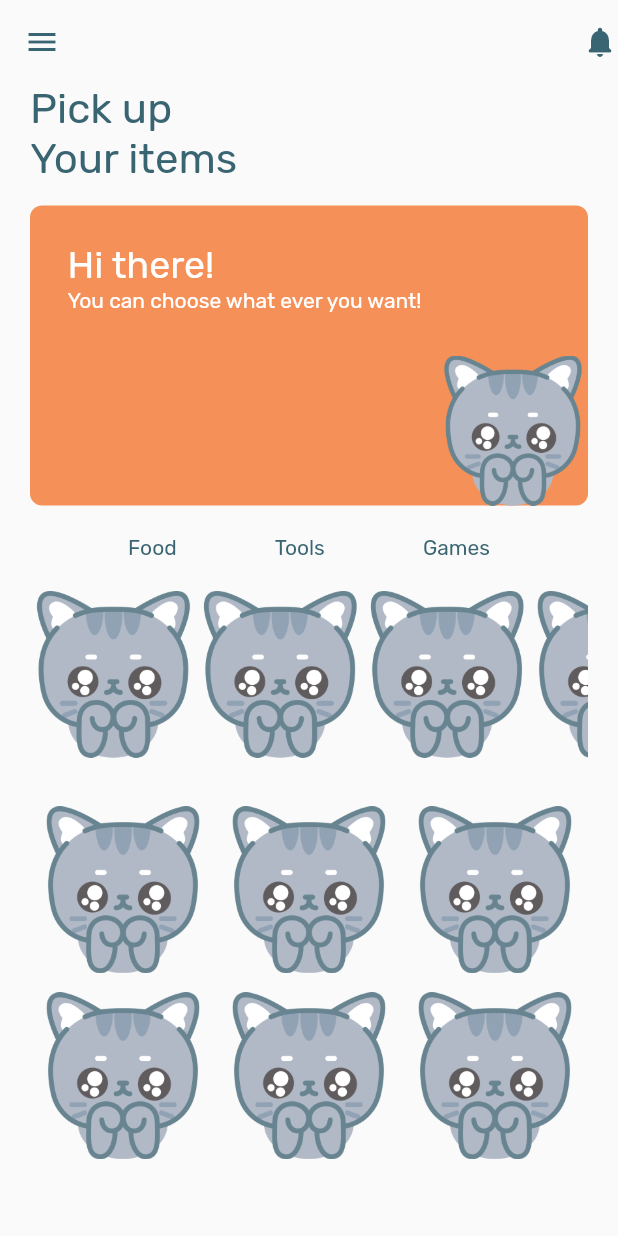
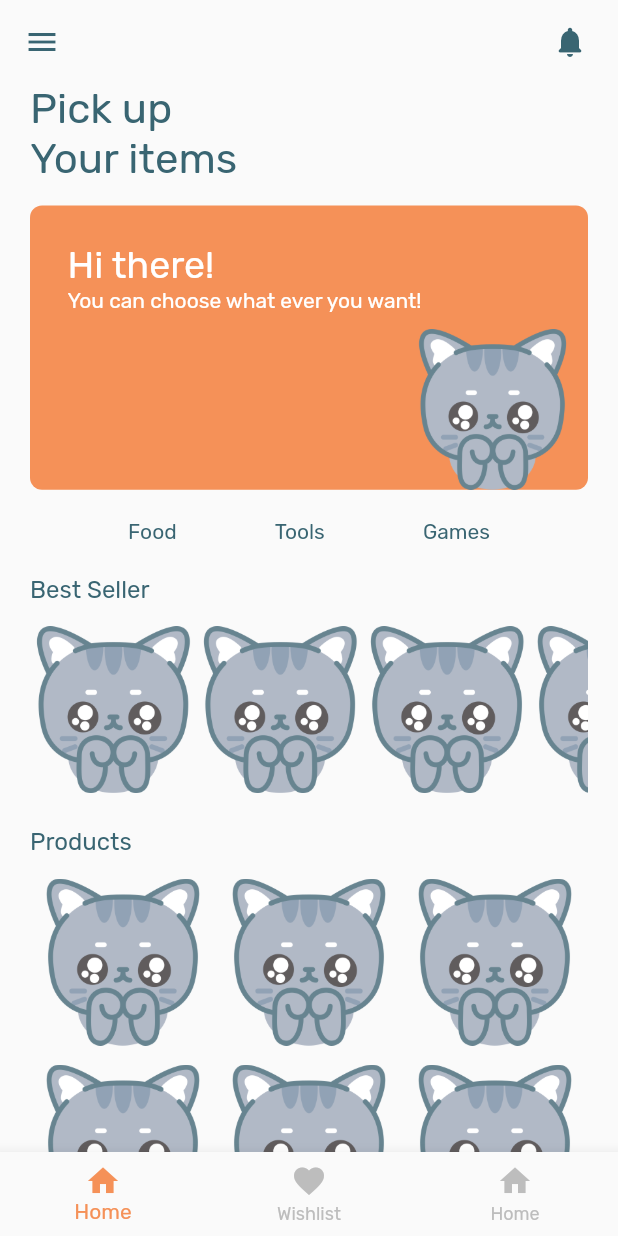
Before and after one commit to Tasneem-Zaareer/cat_store, a Flutter app: the screen it shows after launch, on a phone screen of 412 x 824 dp. Run offline on Flutter 3.47's test engine with Material 2 defaults, Android fonts, the light colour scheme and no system bars; our stand-ins replace get, google_fonts.

Commit message:
create bottom navigation bar

```diff
--- /dev/null
+++ b/lib/features/bottom_navigation_bar/view/bottom_navigation_bart.dart
@@ -0,0 +1,61 @@
+import 'package:cat_shop/constants.dart';
+import 'package:cat_shop/features/home/view/home_view.dart';
+import 'package:cat_shop/features/wishlist/view/wishlist_view.dart';
+import 'package:flutter/material.dart';
+
+class BottomNavigationBarApp extends StatefulWidget {
+  const BottomNavigationBarApp({super.key});
+
+  @override
+  State<BottomNavigationBarApp> createState() => _BottomNavigationBarAppState();
+}
+
+class _BottomNavigationBarAppState extends State<BottomNavigationBarApp> {
+  //
+  int selectedPageIndex = 0;
+  void selectedPage(index){
+    setState(() {
+      selectedPageIndex = index;
+    });
+  }
+
+  //list of Widget - home, wishlist, cart
+  List<Widget> pages = [
+    HomeView(),
+    WishlistView(),
+    Text('cart'),
+  ];
+
+  @override
+  Widget build(BuildContext context) {
+    return DefaultTabController(
+      length: 3,
+      child: Scaffold(
+        //bottom navigation bar
+        bottomNavigationBar: BottomNavigationBar(
+          currentIndex: selectedPageIndex,
+          onTap: selectedPage,
+          selectedItemColor: kPrimaryColor,
+          unselectedItemColor: Colors.grey.shade400,
+          // BottomNavigationBarItem - icon page and title
+          items: const [
+            BottomNavigationBarItem(
+              icon: Icon(Icons.home),
+              label: 'Home',
+            ),
+            BottomNavigationBarItem(
+              icon: Icon(Icons.favorite),
+              label: 'Wishlist',
+            ),
+            BottomNavigationBarItem(
+              icon: Icon(Icons.home),
+              label: 'Home',
+            ),
+          ],
+        ),
+        //body will be list of bottom pages - index
+        body: pages[selectedPageIndex],
+      ),
+    );
+  }
+}
--- a/lib/features/home/home_view.dart
+++ b/lib/features/home/view/home_view.dart
@@ -1,9 +1,8 @@
 import 'package:cat_shop/constants.dart';
-import 'package:cat_shop/features/home/widgets/header_home.dart';
-import 'package:cat_shop/features/home/widgets/products_grid_view.dart';
-import 'package:cat_shop/features/home/widgets/products_list_view.dart';
-import 'package:cat_shop/features/home/widgets/products_list_view_tile.dart';
-import 'package:cat_shop/features/home/widgets/tab_bar.dart';
+import 'package:cat_shop/features/home/view/widgets/header_home.dart';
+import 'package:cat_shop/features/home/view/widgets/products_grid_view.dart';
+import 'package:cat_shop/features/home/view/widgets/products_list_view.dart';
+import 'package:cat_shop/features/home/view/widgets/tab_bar.dart';
 import 'package:flutter/material.dart';
 
 class HomeView extends StatelessWidget {
@@ -21,6 +20,7 @@ class HomeView extends StatelessWidget {
           iconTheme: IconThemeData(color: kFontColor),
           actions: const [
             Icon(Icons.notifications_rounded),
+            SizedBox(width: 20)
           ],
         ),
         body: SafeArea(
@@ -35,7 +35,7 @@ class HomeView extends StatelessWidget {
                 //tab bar
                 MyTabBar(),
                 SizedBox(height: 20),
-                //list of products
+                //best seller list view of products
                 ProductsListView(),
                 SizedBox(height: 20),
                 //grid view
--- a/lib/features/home/widgets/header_home.dart
+++ b/lib/features/home/view/widgets/header_home.dart
@@ -1,6 +1,7 @@
 import 'package:flutter/material.dart';
 
-import '../../../constants.dart';
+import '../../../../constants.dart';
+
 
 class Header extends StatelessWidget {
   const Header({super.key});
@@ -19,18 +20,19 @@ class Header extends StatelessWidget {
         ),
         const SizedBox(height: 15),
         Container(
-        height: 200,
+          padding: const EdgeInsets.only(top: 25,left: 25,right: 10),
+
+          height: MediaQuery.of(context).size.height * .23,
         decoration: BoxDecoration(
           color: kPrimaryColor,
           borderRadius: BorderRadius.circular(8),
         ),
         child: Column(
+
           mainAxisAlignment: MainAxisAlignment.spaceBetween,
           children: [
 
-            Padding(
-              padding: const EdgeInsets.all(25),
-              child: Column(
+            Column(
               crossAxisAlignment: CrossAxisAlignment.start,
               children: [
                 Row(
@@ -52,13 +54,12 @@ class Header extends StatelessWidget {
                 ),
               ],
             ),
-            ),
             Row(
               mainAxisAlignment: MainAxisAlignment.end,
               children: [
                 Image.asset(
                   'assets/images/2.png',
-                  height: 100,
+                  height: MediaQuery.of(context).size.height * 0.13,
                 ),
               ],
             ),
--- /dev/null
+++ b/lib/features/home/view/widgets/products_grid_view.dart
@@ -0,0 +1,29 @@
+import 'package:cat_shop/features/home/view/widgets/products_list_view_tile.dart';
+import 'package:cat_shop/features/home/view/widgets/section_title.dart';
+import 'package:flutter/material.dart';
+
+class ProductsGridView extends StatelessWidget {
+  const ProductsGridView({super.key});
+
+  @override
+  Widget build(BuildContext context) {
+    return Column(
+      crossAxisAlignment: CrossAxisAlignment.start,
+      children: [
+        const SectionTitle(title: 'Products'),
+        GridView.count(
+          crossAxisCount: 3,
+          shrinkWrap: true,
+          //disable grid view scrolling
+          physics: const ScrollPhysics(),
+          //scrollDirection: Axis.vertical,
+          children:
+          List.generate(
+            6,
+            (index) => ProductsListViewTile(),
+          ),
+        ),
+      ],
+    );
+  }
+}
--- /dev/null
+++ b/lib/features/home/view/widgets/products_list_view.dart
@@ -0,0 +1,28 @@
+import 'package:cat_shop/features/home/view/widgets/products_list_view_tile.dart';
+import 'package:cat_shop/features/home/view/widgets/section_title.dart';
+import 'package:flutter/material.dart';
+
+class ProductsListView extends StatelessWidget {
+  const ProductsListView({super.key});
+
+  @override
+  Widget build(BuildContext context) {
+    return SizedBox(
+      height: MediaQuery.of(context).size.height * .18,
+      child: Column(
+        crossAxisAlignment: CrossAxisAlignment.start,
+        children: [
+          const SectionTitle(title: 'Best Seller'),
+          Expanded(
+            child: ListView.builder(
+              scrollDirection: Axis.horizontal,
+              //itemExtent: 100,
+              itemCount: 5,
+              itemBuilder: (context, index) => const ProductsListViewTile(),
+            ),
+          ),
+        ],
+      ),
+    );
+  }
+}
--- a/lib/features/home/widgets/products_list_view_tile.dart
+++ b/lib/features/home/view/widgets/products_list_view_tile.dart
@@ -1,4 +1,4 @@
-import 'package:cat_shop/features/product_details/product_details_view.dart';
+import 'package:cat_shop/features/product_details/view/product_details_view.dart';
 import 'package:flutter/material.dart';
 
 class ProductsListViewTile extends StatelessWidget {
--- /dev/null
+++ b/lib/features/home/view/widgets/section_title.dart
@@ -0,0 +1,17 @@
+import 'package:flutter/material.dart';
+
+class SectionTitle extends StatelessWidget {
+  const SectionTitle({super.key, required this.title});
+  final String title;
+
+  @override
+  Widget build(BuildContext context) {
+    return Padding(
+      padding: const EdgeInsets.only(bottom: 15.0),
+      child: Text(
+        title,
+        style: const TextStyle(fontSize: 16),
+      ),
+    );
+  }
+}
--- a/lib/features/home/widgets/products_grid_view.dart
+++ /dev/null
@@ -1,22 +0,0 @@
-import 'package:cat_shop/features/home/widgets/products_list_view_tile.dart';
-import 'package:flutter/material.dart';
-
-class ProductsGridView extends StatelessWidget {
-  const ProductsGridView({super.key});
-
-  @override
-  Widget build(BuildContext context) {
-    return GridView.count(
-      crossAxisCount: 3,
-      shrinkWrap: true,
-      //disable grid view scrolling
-      physics: const ScrollPhysics(),
-      //scrollDirection: Axis.vertical,
-      children:
-      List.generate(
-        6,
-        (index) => ProductsListViewTile(),
-      ),
-    );
-  }
-}
--- a/lib/features/home/widgets/products_list_view.dart
+++ /dev/null
@@ -1,20 +0,0 @@
-import 'package:cat_shop/features/home/widgets/products_list_view_tile.dart';
-import 'package:flutter/material.dart';
-
-class ProductsListView extends StatelessWidget {
-  const ProductsListView({super.key});
-
-  @override
-  Widget build(BuildContext context) {
-    return SizedBox(
-      //height: 500,
-      height: MediaQuery.of(context).size.height * .15,
-      child: ListView.builder(
-        scrollDirection: Axis.horizontal,
-        //itemExtent: 100,
-        itemCount: 5,
-        itemBuilder: (context, index) => const ProductsListViewTile(),
-      ),
-    );
-  }
-}
--- a/lib/features/splash_screen/splash_screen_view.dart
+++ b/lib/features/splash_screen/view/splash_screen_view.dart
@@ -1,4 +1,4 @@
-import 'package:cat_shop/features/splash_screen/splash_screen_body.dart';
+import 'package:cat_shop/features/splash_screen/view/widgets/splash_screen_body.dart';
 import 'package:flutter/material.dart';
 
 class SplashScreenView extends StatelessWidget {
--- a/lib/features/splash_screen/splash_screen_body.dart
+++ b/lib/features/splash_screen/view/widgets/splash_screen_body.dart
@@ -1,5 +1,6 @@
 import 'dart:async';
-import 'package:cat_shop/features/home/home_view.dart';
+import 'package:cat_shop/features/bottom_navigation_bar/view/bottom_navigation_bart.dart';
+import 'package:cat_shop/features/home/view/home_view.dart';
 import 'package:flutter/material.dart';
 
 class SplashScreenBody extends StatefulWidget {
@@ -83,7 +84,7 @@ class _SplashScreenBodyState extends State<SplashScreenBody>
       () {
         Navigator.of(context).pushReplacement(
           MaterialPageRoute(
-            builder: (_) => const HomeView(),
+            builder: (_) => const BottomNavigationBarApp(),
           ),
         );
       },
--- a/lib/main.dart
+++ b/lib/main.dart
@@ -1,5 +1,6 @@
 import 'package:cat_shop/constants.dart';
-import 'package:cat_shop/features/splash_screen/splash_screen_view.dart';
+import 'package:cat_shop/features/bottom_navigation_bar/view/bottom_navigation_bart.dart';
+import 'package:cat_shop/features/splash_screen/view/splash_screen_view.dart';
 import 'package:google_fonts/google_fonts.dart';
 
 import 'package:flutter/material.dart';
@@ -24,6 +25,8 @@ class CatShop extends StatelessWidget {
 
       ),
       home: const SplashScreenView(),
+      // home: const BottomNavigationBarApp(),
+
     );
   }
 }
```
Also changed, not shown: lib/features/product_details/view/product_details_view.dart (renamed from lib/features/product_details/product_details_view.dart, +12 -9 lines), lib/features/wishlist/view/wishlist_view.dart (added, +29 -0 lines), lib/features/home/view/widgets/tab_bar.dart (renamed from lib/features/home/widgets/tab_bar.dart). Lines whose indentation alone changed are shown as unchanged.
